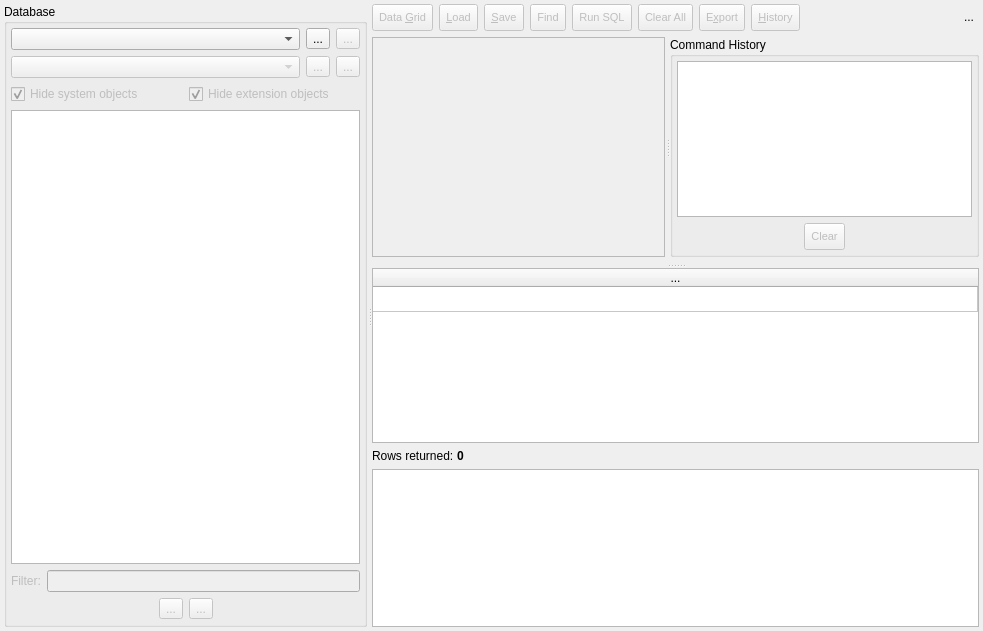
The window that libpgmodeler_ui/ui/sqltoolwidget.ui (pgmodeler/pgmodeler) describes before a commit, drawn with Qt 5.
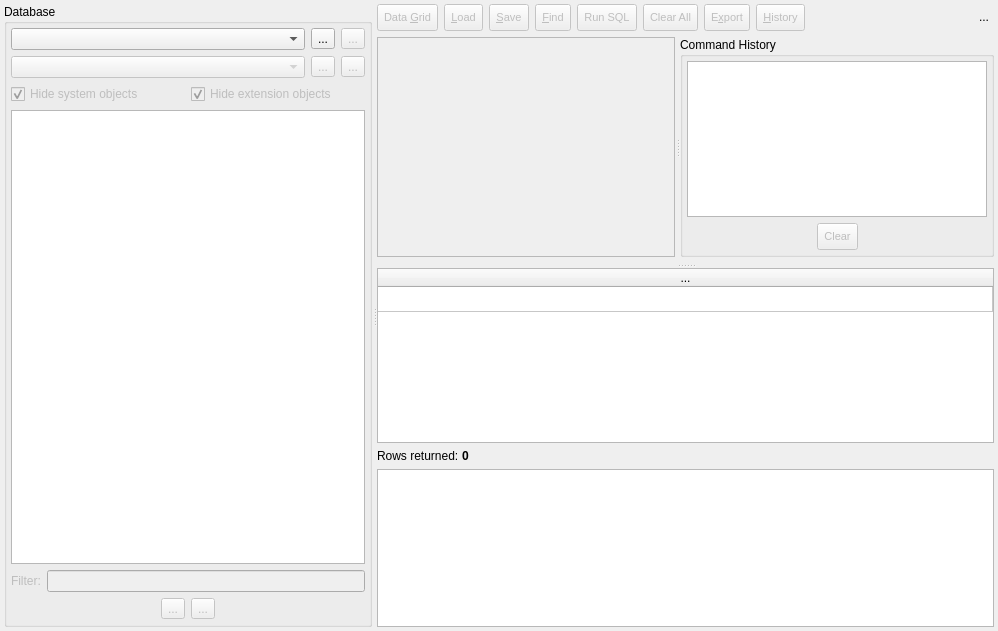
The same window after the commit. Icons and pictures are not drawn.

```diff
--- a/libpgmodeler_ui/ui/sqltoolwidget.ui
+++ b/libpgmodeler_ui/ui/sqltoolwidget.ui
@@ -6,7 +6,7 @@
    <rect>
     <x>0</x>
     <y>0</y>
-    <width>983</width>
+    <width>998</width>
     <height>631</height>
    </rect>
   </property>
@@ -636,7 +636,7 @@
              <string>Save SQL commands</string>
             </property>
             <property name="text">
-             <string>Find</string>
+             <string>&amp;Find</string>
             </property>
             <property name="icon">
              <iconset resource="../res/resources.qrc">
```
Left out of the diff: 2 changed lines with no effect on the pictures.
